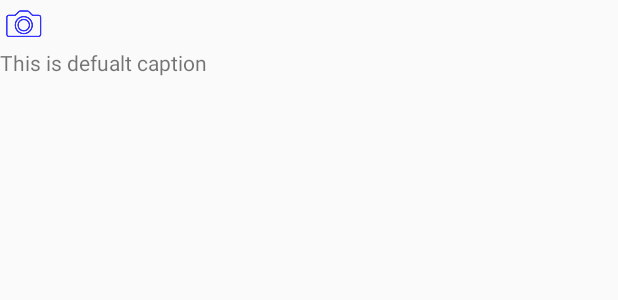
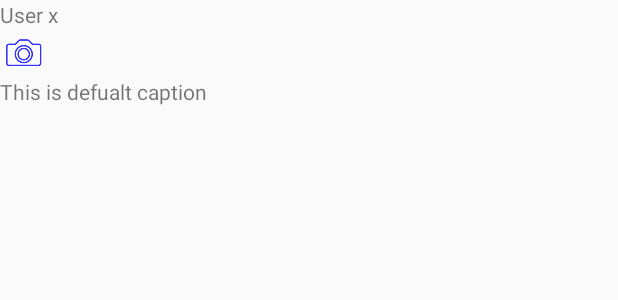
Before and after one commit to keikha/YAndroid, an Android app: the layout itemphoto.xml on its own in the app's theme, with its tools: preview values and no code run, on a phone screen of 412 x 824 dp. Shown: the top 300 px of the screen. Run offline under Robolectric (Android 15) with nearby library versions, the phone set to English and light mode, and no system bars.

Commit message:
basic instagram client

```diff
--- a/simpleInstgClient/app/src/main/java/com/myinc/keikha/simpleinstgclient/InstagramPhotoAdapter.java
+++ b/simpleInstgClient/app/src/main/java/com/myinc/keikha/simpleinstgclient/InstagramPhotoAdapter.java
@@ -38,9 +38,11 @@ public class InstagramPhotoAdapter extends ArrayAdapter<InstagramPhoto> {
             convertView = LayoutInflater.from(getContext()).inflate( R.layout.itemphoto , parent , false);
             TextView tvCaption = (TextView) convertView.findViewById(R.id.tvCaption);
             ImageView imgPhoto = (ImageView) convertView.findViewById(R.id.imgPhoto);
+            TextView tvUser = (TextView) convertView.findViewById(R.id.tvUsername);
 
             tvCaption.setText(photo.caption);
             imgPhoto.getLayoutParams().height = photo.hight;
+            tvUser.setText(photo.username);
 
             // reset the image from the recycled view
             imgPhoto.setImageResource(0);
--- a/simpleInstgClient/app/src/main/res/layout/itemphoto.xml
+++ b/simpleInstgClient/app/src/main/res/layout/itemphoto.xml
@@ -6,13 +6,12 @@
         android:layout_width="wrap_content"
         android:layout_height="wrap_content"
         android:id="@+id/imgPhoto"
-        android:layout_alignParentTop="true"
-        android:layout_alignParentLeft="true"
-        android:layout_alignParentStart="true"
         android:src="@drawable/ic_action_name2"
         android:scaleType="centerCrop"
         android:adjustViewBounds="true"
-        />
+        android:layout_below="@+id/tvUsername"
+        android:layout_alignParentLeft="true"
+        android:layout_alignParentStart="true" />
 
     <TextView
         android:layout_width="wrap_content"
@@ -25,4 +24,13 @@
         android:maxLines="3"
         android:ellipsize="end"
         />
+
+    <TextView
+        android:layout_width="wrap_content"
+        android:layout_height="wrap_content"
+        android:text="@string/defaule_username"
+        android:id="@+id/tvUsername"
+        android:layout_alignParentTop="true"
+        android:layout_alignParentLeft="true"
+        android:layout_alignParentStart="true" />
 </RelativeLayout>
--- a/simpleInstgClient/app/src/main/res/values/strings.xml
+++ b/simpleInstgClient/app/src/main/res/values/strings.xml
@@ -6,5 +6,6 @@
     <string name="action_settings">Settings</string>
     <string name="popularPhotosCaption">Popular Photos</string>
     <string name="default_caption_text">This is defualt caption</string>
+    <string name="defaule_username">User x</string>
 
 </resources>
```
